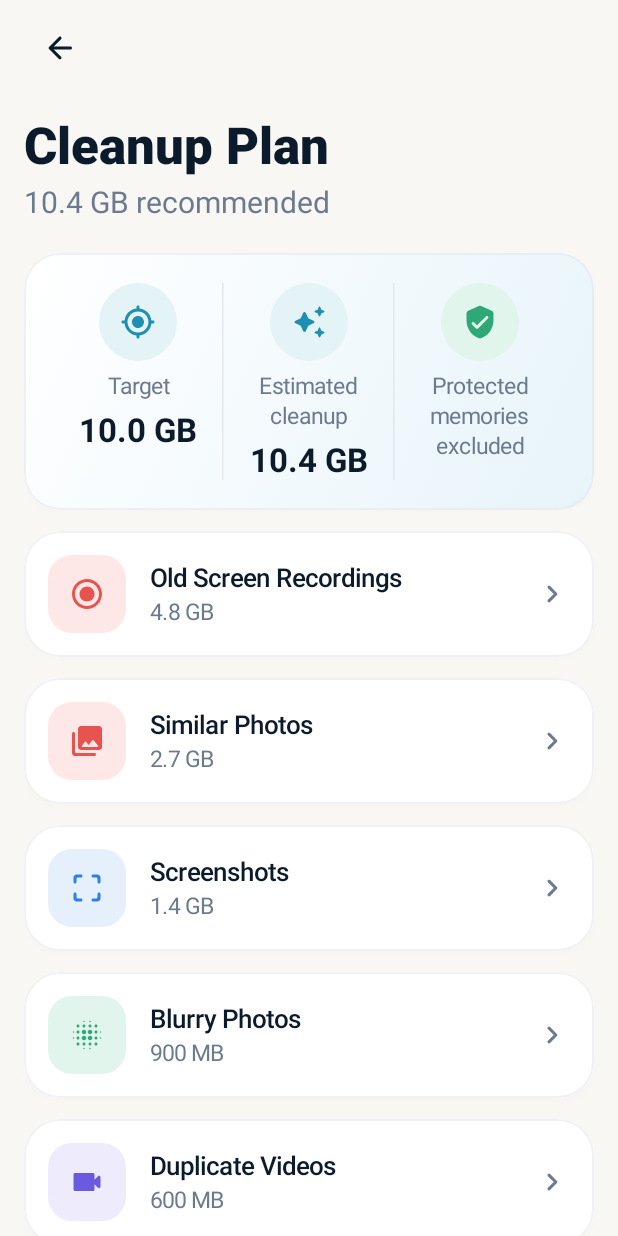
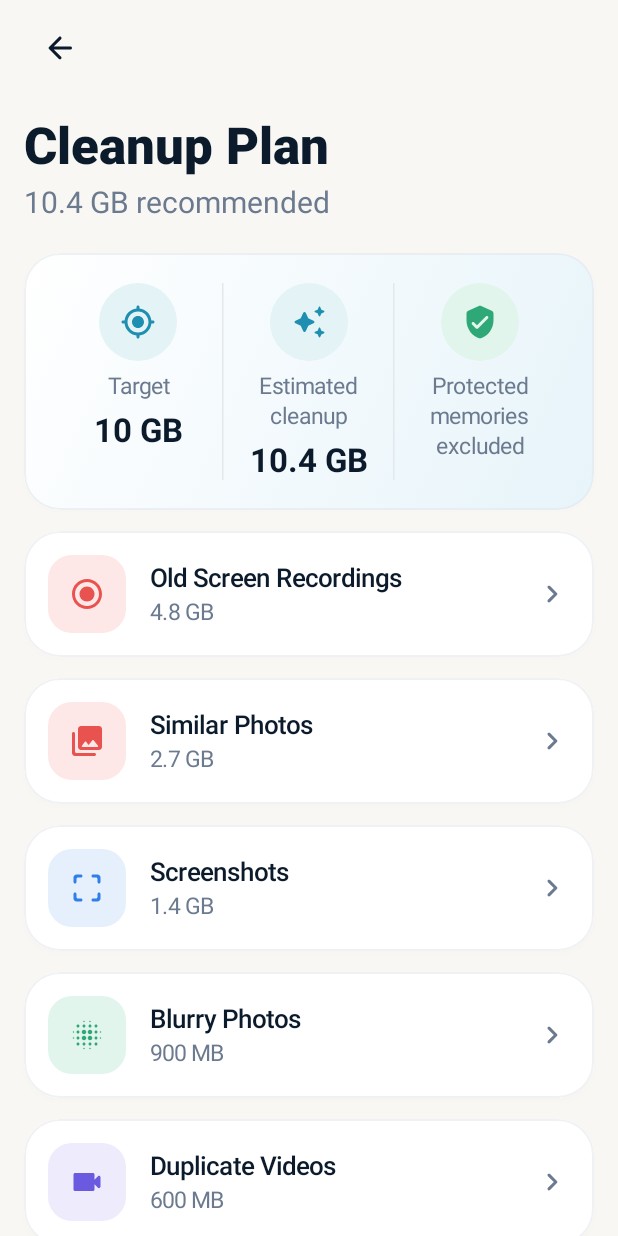
Before and after one commit to anuwat-topgun/KeepSpace, an Android app built with Jetpack Compose: the composable CleanupPlanScreen shown on its own in the app's theme, on a phone screen of 412 x 824 dp. Run offline under Robolectric (Android 15) with nearby library versions, the phone set to English and light mode, and no system bars.

Commit message:
Build Android app; fix issues found on emulators
- Add Gradle 8.11.1 wrapper so the project builds from the terminal
- Fix compile error: read BoxWithConstraints.maxWidth before nesting a Row
- Format sizes like iOS ("18 GB", not "18.0 GB")
- Onboarding: soft unbounded glow instead of a clipped square, cap Continue width
- README: terminal build instructions

Verified on a phone emulator (bottom bar) and a Pixel Tablet emulator
(drawer, 2-column grids, Similar Photos + Best Shot two-pane).

Co-Authored-By: Claude Opus 5.5 <noreply@anthropic.com>

```diff
--- a/android/app/src/main/java/com/smartstorage/cleaner/model/MockData.kt
+++ b/android/app/src/main/java/com/smartstorage/cleaner/model/MockData.kt
@@ -39,12 +39,18 @@ object MockData {
     )
 }
 
-/** "9.8 GB" / "238 GB" / "890 MB" — decimal units to match the mockups and system storage screens. */
+/**
+ * "9.8 GB" / "18 GB" / "238 GB" / "890 MB" — decimal units, one decimal only when it carries
+ * information. Matches iOS `ByteCountFormatter` output so both apps show the same numbers.
+ */
 fun Long.formattedBytes(locale: Locale = Locale.getDefault()): String {
     val gb = this / 1e9
     return when {
         gb >= 100 -> String.format(locale, "%.0f GB", gb)
-        gb >= 1 -> String.format(locale, "%.1f GB", gb)
+        gb >= 1 -> {
+            val rounded = Math.round(gb * 10) / 10.0
+            if (rounded % 1.0 == 0.0) String.format(locale, "%.0f GB", rounded) else String.format(locale, "%.1f GB", rounded)
+        }
         else -> String.format(locale, "%.0f MB", this / 1e6)
     }
 }
--- a/android/app/src/main/java/com/smartstorage/cleaner/ui/feature/library/BestShotScreen.kt
+++ b/android/app/src/main/java/com/smartstorage/cleaner/ui/feature/library/BestShotScreen.kt
@@ -143,6 +143,7 @@ private fun StripItem(
         MediaThumbnail(group.style, Modifier.fillMaxWidth().aspectRatio(0.72f), variant = index, cornerRadius = 12.dp)
         if (isRecommended) {
             BoxWithConstraints(Modifier.align(Alignment.TopCenter).padding(6.dp)) {
+                val showsWord = maxWidth >= 110.dp
                 Row(
                     Modifier.clip(CircleShape).background(colors.accent).padding(horizontal = 8.dp, vertical = 4.dp),
                     horizontalArrangement = Arrangement.spacedBy(4.dp),
@@ -150,7 +151,7 @@ private fun StripItem(
                 ) {
                     Icon(Icons.Rounded.AutoAwesome, contentDescription = "Recommended", tint = Color.White, modifier = Modifier.size(12.dp))
                     // Collapse to the icon alone when the tile is too narrow for the word.
-                    if (maxWidth >= 110.dp) {
+                    if (showsWord) {
                         Text("Recommended", style = TextStyle(fontSize = 11.sp, fontWeight = FontWeight.SemiBold), color = Color.White, maxLines = 1)
                     }
                 }
```
Also changed, not shown: android/app/src/main/java/com/smartstorage/cleaner/ui/feature/onboarding/OnboardingScreen.kt (+5 -4 lines), 4 other files.
